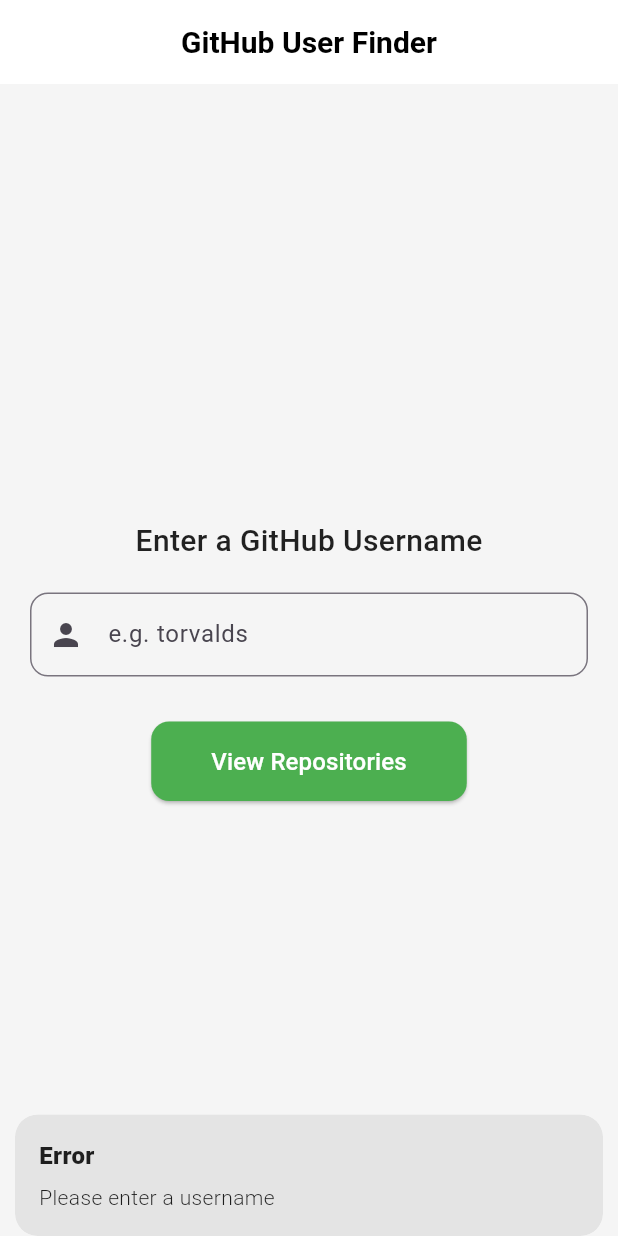
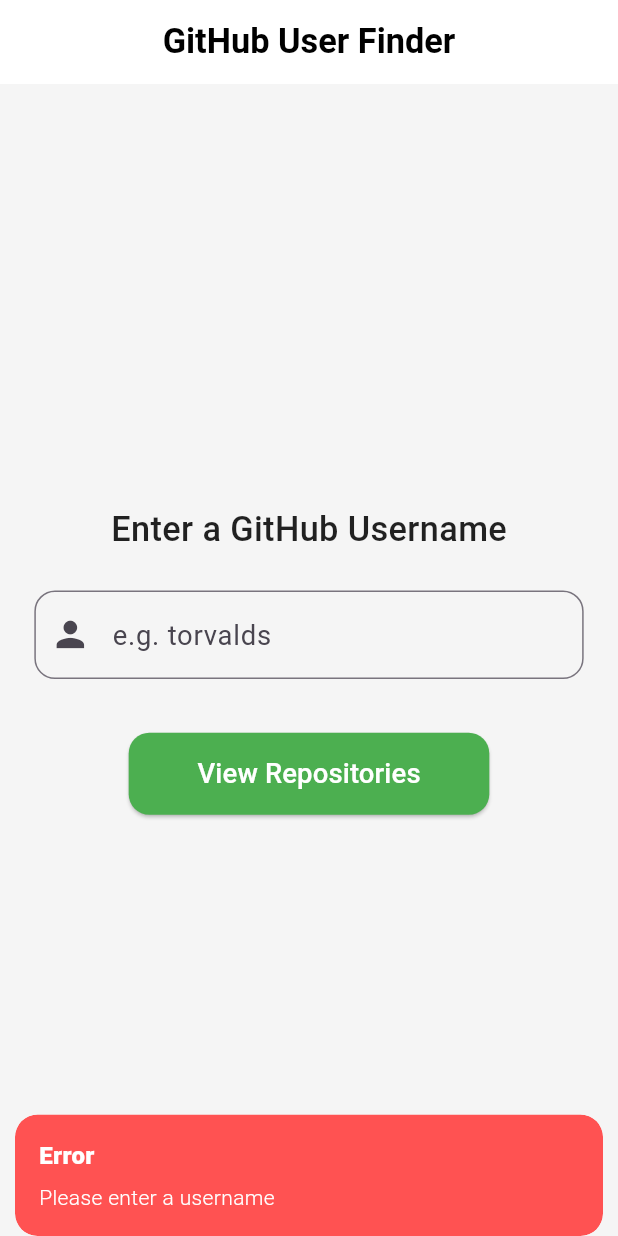
Before and after one commit to Asif-Rezan/github_explorer, a Flutter app: the screen it shows after launch, after a tap on "View Repositories", on a phone screen of 412 x 824 dp. Run offline on Flutter 3.47's test engine with Material 3 defaults, Android fonts, the phone set to English and light mode, and no system bars; our stand-ins replace dio, flutter_screenutil, get, get_it, get_storage, shared_preferences; accounts and stored records are empty.

Commit message:
update first screen UI

```diff
--- a/lib/features/first_page/presentation/view/screen/first_screen.dart
+++ b/lib/features/first_page/presentation/view/screen/first_screen.dart
@@ -1,12 +1,11 @@
 import 'package:flutter/material.dart';
 import 'package:get/get.dart';
-
+import 'package:flutter_screenutil/flutter_screenutil.dart';
 import '../../../../../core/constant/route_names.dart';
 import '../../viewmodel/first_screen_viewmodel.dart';
 
-
 class FirstScreen extends StatelessWidget {
-  FirstScreen({Key? key}) : super(key: key);
+  FirstScreen({super.key});
 
   final FirstScreenViewModel controller = Get.put(FirstScreenViewModel());
   final TextEditingController usernameController = TextEditingController();
@@ -15,31 +14,35 @@ class FirstScreen extends StatelessWidget {
   Widget build(BuildContext context) {
     return Scaffold(
       appBar: AppBar(
-        title: const Text("GitHub User Finder"),
+        title: Text(
+          "GitHub User Finder",
+          style: TextStyle(fontSize: 20.sp, fontWeight: FontWeight.w600),
+        ),
         centerTitle: true,
       ),
       body: Padding(
-        padding: const EdgeInsets.all(20.0),
+        padding: EdgeInsets.all(20.w),
         child: Column(
           mainAxisAlignment: MainAxisAlignment.center,
           children: [
-            const Text(
+            Text(
               "Enter a GitHub Username",
-              style: TextStyle(fontSize: 20, fontWeight: FontWeight.w500),
+              style: TextStyle(fontSize: 20.sp, fontWeight: FontWeight.w500),
             ),
-            const SizedBox(height: 20),
+            SizedBox(height: 20.h),
             TextField(
               controller: usernameController,
               decoration: InputDecoration(
                 hintText: "e.g. torvalds",
                 border: OutlineInputBorder(
-                  borderRadius: BorderRadius.circular(12),
+                  borderRadius: BorderRadius.circular(12.r),
                 ),
-                prefixIcon: const Icon(Icons.person),
+                prefixIcon: Icon(Icons.person, size: 24.sp),
               ),
+              style: TextStyle(fontSize: 16.sp),
               onChanged: (value) => controller.setUsername(value),
             ),
-            const SizedBox(height: 30),
+            SizedBox(height: 30.h),
             ElevatedButton(
               onPressed: () {
                 if (controller.username.value.isEmpty) {
@@ -47,6 +50,9 @@ class FirstScreen extends StatelessWidget {
                     "Error",
                     "Please enter a username",
                     snackPosition: SnackPosition.BOTTOM,
+                    backgroundColor: Colors.redAccent,
+                    colorText: Colors.white,
+                    duration: Duration(seconds: 2),
                   );
                 } else {
                   Get.toNamed(RouteNames.home, arguments: {
@@ -55,15 +61,14 @@ class FirstScreen extends StatelessWidget {
                 }
               },
               style: ElevatedButton.styleFrom(
-                padding: const EdgeInsets.symmetric(
-                    horizontal: 40, vertical: 15),
+                padding: EdgeInsets.symmetric(horizontal: 40.w, vertical: 12.h),
                 shape: RoundedRectangleBorder(
-                  borderRadius: BorderRadius.circular(12),
+                  borderRadius: BorderRadius.circular(12.r),
                 ),
               ),
-              child: const Text(
+              child: Text(
                 "View Repositories",
-                style: TextStyle(fontSize: 16),
+                style: TextStyle(fontSize: 16.sp, fontWeight: FontWeight.w500),
               ),
             ),
           ],
```
